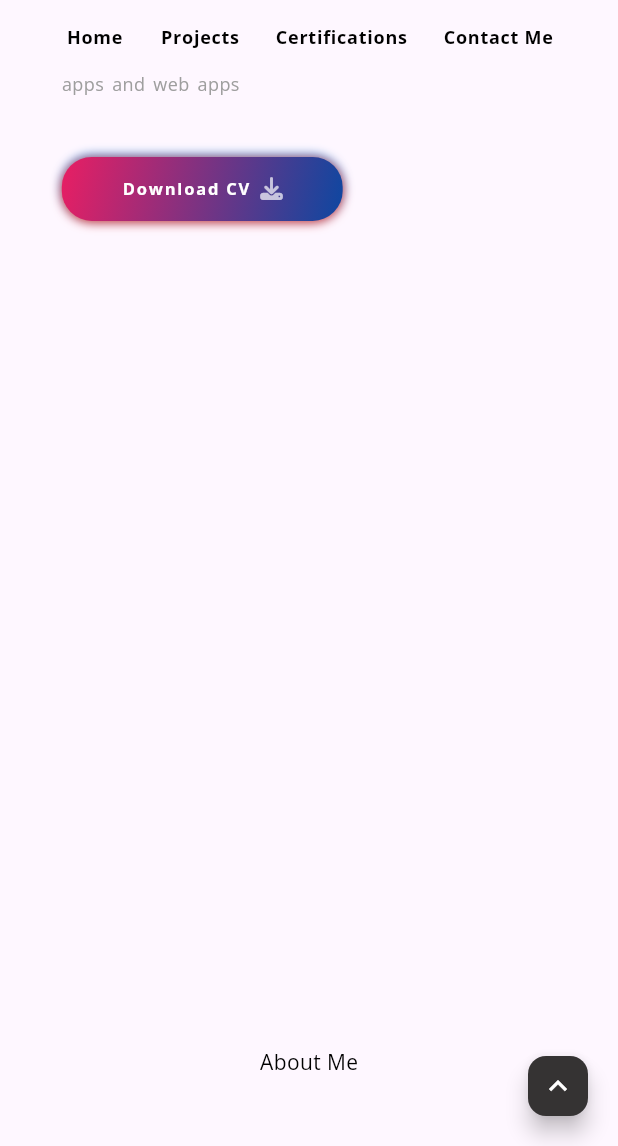
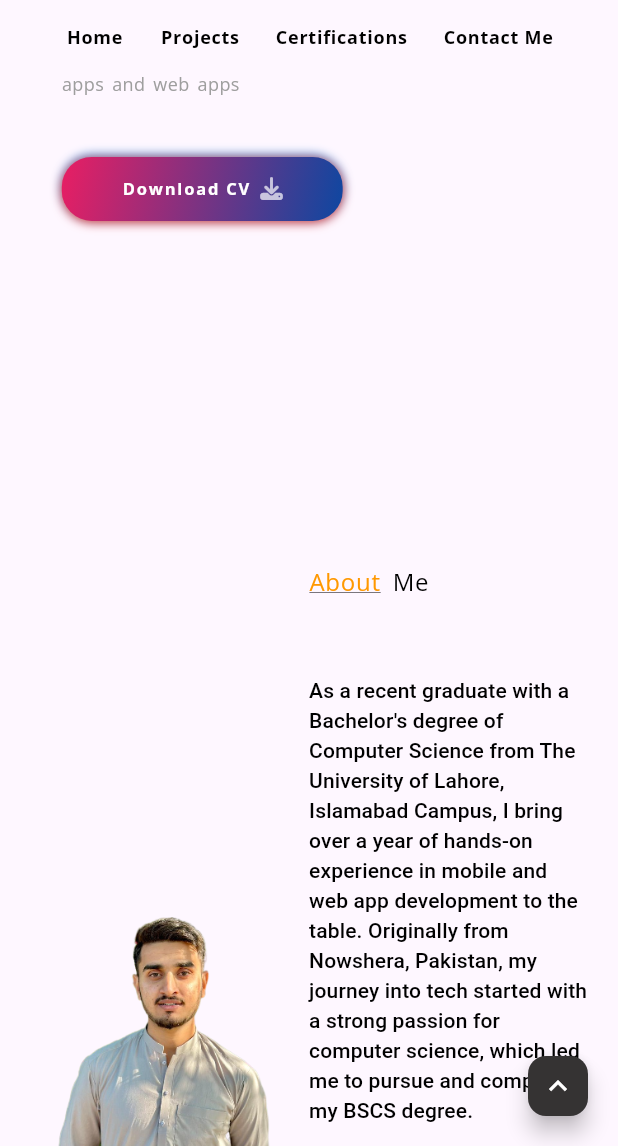
Before and after one commit to Qamarzaman555/qamar_zk_portfolio, a Flutter app: the screen it shows after launch, scrolled down 576 dp, on a phone screen of 412 x 824 dp, the part 90-1236 px from its top. Run offline on Flutter 3.47's test engine with Material 3 defaults, Android fonts, the phone set to English and light mode, and no system bars; our stand-ins replace flutter_svg, font_awesome_flutter, get, google_fonts, photo_view.

Commit message:
todo: add responsiveness to about screen

```diff
--- a/lib/view model/controller.dart
+++ b/lib/view model/controller.dart
@@ -1,6 +1,7 @@
 import 'package:flutter/material.dart';
 import 'package:get/get.dart';
 
+import '../view/about_me/about_me.dart';
 import '../view/certifications/certifications.dart';
 import '../view/intro/introduction.dart';
 import '../view/projects/project_view.dart';
@@ -42,16 +43,7 @@ class CustomPageController extends GetxController {
 
   List<Widget> screens = [
     const Introduction(),
-    SizedBox(
-      height: MediaQuery.sizeOf(Get.context!).height,
-      width: double.infinity,
-      child: const Center(
-        child: Text(
-          'About Me',
-          style: TextStyle(color: Colors.black),
-        ),
-      ),
-    ),
+    const AboutMe(),
     ProjectsView(),
     Certifications(),
     SizedBox(
--- /dev/null
+++ b/lib/view/about_me/about_me.dart
@@ -0,0 +1,80 @@
+import 'package:flutter/material.dart';
+
+class AboutMe extends StatelessWidget {
+  const AboutMe({super.key});
+
+  @override
+  Widget build(BuildContext context) {
+    return SizedBox(
+      width: MediaQuery.sizeOf(context).width,
+      height: MediaQuery.sizeOf(context).height,
+      child: Row(
+        children: [
+          const Expanded(
+            child: Image(
+              image: AssetImage('assets/images/myphoto.png'),
+              fit: BoxFit.fitHeight,
+            ),
+          ),
+          Expanded(
+              child: Padding(
+            padding: const EdgeInsets.only(top: 80, right: 20),
+            child: Column(
+              mainAxisAlignment: MainAxisAlignment.start,
+              crossAxisAlignment: CrossAxisAlignment.start,
+              children: [
+                Row(
+                  children: [
+                    Text('About',
+                        style: Theme.of(context).textTheme.bodyLarge?.copyWith(
+                            decoration: TextDecoration.underline,
+                            color: Colors.orange)),
+                    const SizedBox(width: 8),
+                    Text('Me',
+                        style: Theme.of(context)
+                            .textTheme
+                            .bodyLarge!
+                            .apply(color: Colors.black)),
+                  ],
+                ),
+                const SizedBox(height: 50),
+                Text(
+                  'As a recent graduate with a Bachelor\'s degree of Computer Science from The University of Lahore, Islamabad Campus, I bring over a year of hands-on experience in mobile and web app development to the table. Originally from Nowshera, Pakistan, my journey into tech started with a strong passion for computer science, which led me to pursue and complete my BSCS degree.',
+                  style: Theme.of(context)
+                      .primaryTextTheme
+                      .titleSmall!
+                      .apply(color: Colors.black),
+                ),
+                const SizedBox(height: 20),
+                Text(
+                  'Throughout my studies, I gained valuable experience in mobile app development using Flutter. This practical experience led me to successfully complete my final year project, where I used Flutter and Firebase to create a strong and dynamic solution. This project not only showed my technical skills but also sparked a strong interest in app development that still drives my professional goals.',
+                  style: Theme.of(context)
+                      .primaryTextTheme
+                      .titleSmall!
+                      .apply(color: Colors.black),
+                ),
+                const SizedBox(height: 20),
+                Text(
+                  'Outside of academia, I had the privilege of gaining practical experience in Flutter through professionals at CHI NSTP, NUST. This experience refined my skills in navigating complex projects, communicating effectively, collaborating within team settings, and adapting to dynamic environments while working on diverse projects.',
+                  style: Theme.of(context)
+                      .primaryTextTheme
+                      .titleSmall!
+                      .apply(color: Colors.black),
+                ),
+                const SizedBox(height: 20),
+                Text(
+                  'Now, as I step into the professional world, I\'m excited to use what I\'ve learned to contribute to innovative projects and make a real impact in the tech industry. My journey so far has taught me the importance of always learning and growing, and I can\'t wait to take on the challenges and opportunities ahead.',
+                  style: Theme.of(context)
+                      .primaryTextTheme
+                      .titleSmall!
+                      .apply(color: Colors.black),
+                ),
+                const SizedBox(height: 20),
+              ],
+            ),
+          )),
+        ],
+      ),
+    );
+  }
+}
```
